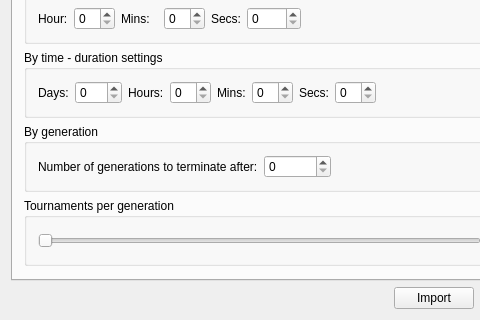
Qt form sigel/ui/SIGEL_MasterUI/SIG_GPParameterBase.ui (jayMcBee/sigel-evolutionary-walking-robots) before a commit; both pictures show x 0 to 480 and y 254 to 574 of the 571 by 574 pixel window.
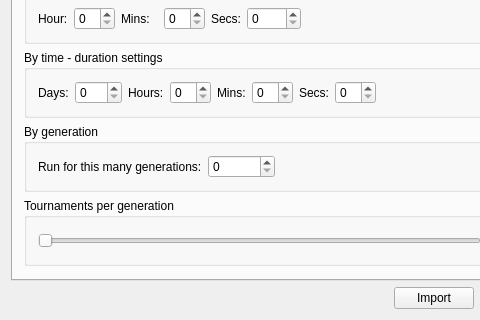
The same form after that commit. The open tabs and pages were chosen to show the change.

Commit message: The generation limit's label says it counts per start, and its spin box has a tooltip

The edit to the form file:
```diff
--- a/sigel/ui/SIGEL_MasterUI/SIG_GPParameterBase.ui
+++ b/sigel/ui/SIGEL_MasterUI/SIG_GPParameterBase.ui
@@ -1568,7 +1568,7 @@
                     <item>
                       <widget class="QLabel" name="textlabelByGenerationNumber">
                         <property name="text">
-                          <string>Number of generations to terminate after:</string>
+                          <string>Run for this many generations:</string>
                         </property>
                         <property name="wordWrap">
                           <bool>false</bool>
```
Left out of the diff: 3 changed lines with no effect on the pictures. The commit also changes 2 other files.
